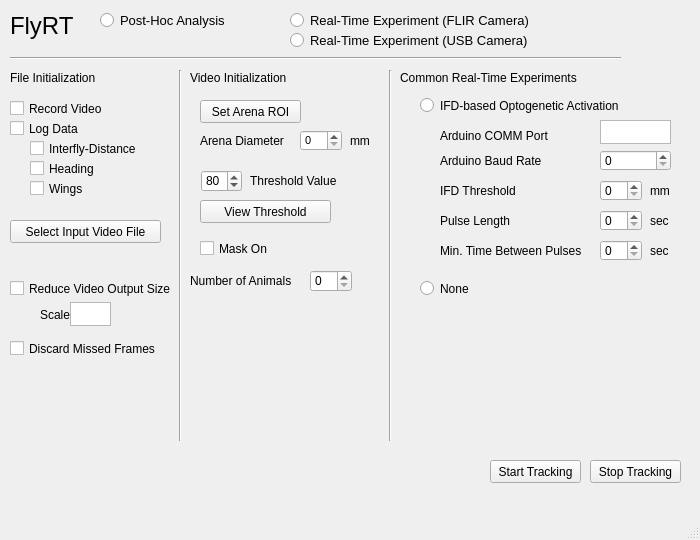
Old version of the form FlyRT/FlyRT.ui in the repository flybrains/FlyRT.
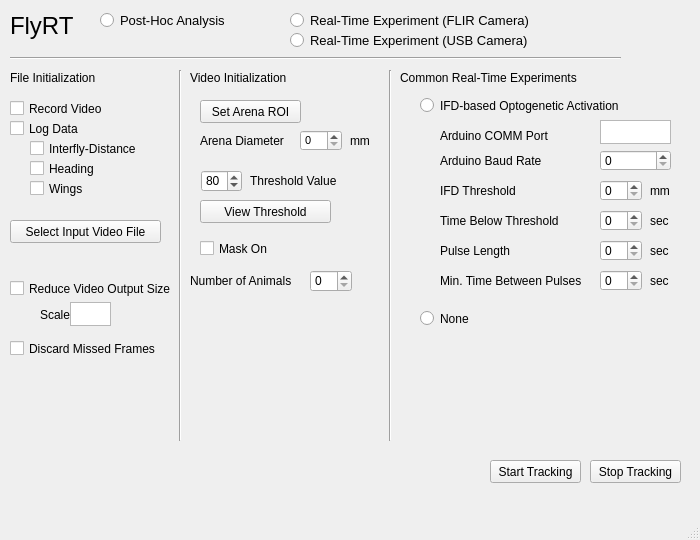
New version of the form.

```diff
--- a/FlyRT/FlyRT.ui
+++ b/FlyRT/FlyRT.ui
@@ -536,7 +536,7 @@
     <property name="geometry">
      <rect>
       <x>600</x>
-      <y>210</y>
+      <y>240</y>
       <width>42</width>
       <height>21</height>
      </rect>
@@ -549,7 +549,7 @@
     <property name="geometry">
      <rect>
       <x>440</x>
-      <y>210</y>
+      <y>240</y>
       <width>101</width>
       <height>21</height>
      </rect>
@@ -562,7 +562,7 @@
     <property name="geometry">
      <rect>
       <x>650</x>
-      <y>210</y>
+      <y>240</y>
       <width>31</width>
       <height>21</height>
      </rect>
@@ -588,7 +588,7 @@
     <property name="geometry">
      <rect>
       <x>650</x>
-      <y>240</y>
+      <y>270</y>
       <width>31</width>
       <height>21</height>
      </rect>
@@ -601,7 +601,7 @@
     <property name="geometry">
      <rect>
       <x>440</x>
-      <y>240</y>
+      <y>270</y>
       <width>161</width>
       <height>21</height>
      </rect>
@@ -614,7 +614,7 @@
     <property name="geometry">
      <rect>
       <x>600</x>
-      <y>240</y>
+      <y>270</y>
       <width>42</width>
       <height>21</height>
      </rect>
@@ -732,7 +732,7 @@
     <property name="geometry">
      <rect>
       <x>420</x>
-      <y>280</y>
+      <y>310</y>
       <width>82</width>
       <height>17</height>
      </rect>
@@ -859,6 +859,45 @@
      <string notr="true">AnalysisButtonGroup</string>
     </attribute>
    </widget>
+   <widget class="QLabel" name="ArduinoPulseSpin_3">
+    <property name="geometry">
+     <rect>
+      <x>440</x>
+      <y>210</y>
+      <width>121</width>
+      <height>21</height>
+     </rect>
+    </property>
+    <property name="text">
+     <string>Time Below Threshold</string>
+    </property>
+   </widget>
+   <widget class="QSpinBox" name="TimeBelowIFDThreshSpin">
+    <property name="geometry">
+     <rect>
+      <x>600</x>
+      <y>210</y>
+      <width>42</width>
+      <height>21</height>
+     </rect>
+    </property>
+    <property name="maximum">
+     <number>1000</number>
+    </property>
+   </widget>
+   <widget class="QLabel" name="label_17">
+    <property name="geometry">
+     <rect>
+      <x>650</x>
+      <y>210</y>
+      <width>31</width>
+      <height>21</height>
+     </rect>
+    </property>
+    <property name="text">
+     <string>sec</string>
+    </property>
+   </widget>
   </widget>
   <widget class="QMenuBar" name="menubar">
    <property name="geometry">
```
Left out of the diff: 2 changed lines with no effect on the pictures.
